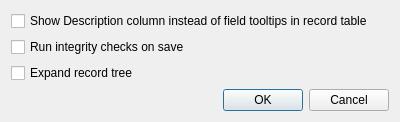
The window that Source/Tome/Features/Settings/View/usersettingswindow.ui (npruehs/tome-editor) describes before a commit, drawn with Qt 5.
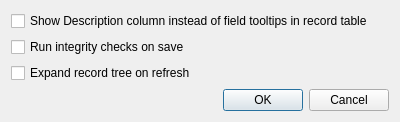
The same window after the commit.

Commit message: CHANGED: Settings - Renamed "expand record tree" to "expand record tree on refresh".

What changed in the file:
```diff
--- a/Source/Tome/Features/Settings/View/usersettingswindow.ui
+++ b/Source/Tome/Features/Settings/View/usersettingswindow.ui
@@ -7,7 +7,7 @@
     <x>0</x>
     <y>0</y>
     <width>400</width>
-    <height>89</height>
+    <height>110</height>
    </rect>
   </property>
   <property name="windowTitle">
@@ -31,7 +31,7 @@
    <item>
     <widget class="QCheckBox" name="checkBoxExpandRecordTree">
      <property name="text">
-      <string>Expand record tree</string>
+      <string>Expand record tree on refresh</string>
      </property>
     </widget>
    </item>
```
Left out of the diff: 2 changed lines with no effect on the pictures. The commit also changes 6 other files.
